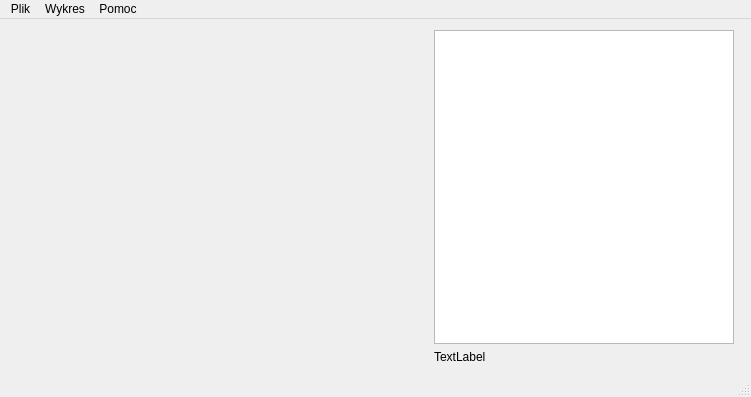
First picture: the form in src/mainwindow.ui, repository orlinskj/transducer-plot, before the edit.
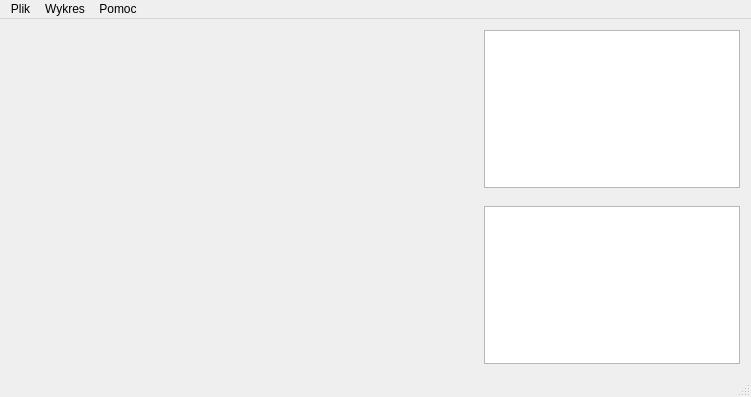
Second picture: the form after the edit. Icons and pictures are not drawn. Custom widgets are drawn as their Qt base class.

Commit message: Switched to QtCharts, transducer and plotitems delegates added.

The edit to the form file:
```diff
--- a/src/mainwindow.ui
+++ b/src/mainwindow.ui
@@ -19,33 +19,30 @@
   </property>
   <widget class="QWidget" name="centralWidget">
    <layout class="QGridLayout" name="gridLayout_2">
-    <item row="0" column="0" colspan="3">
-     <layout class="QGridLayout" name="gridLayout"/>
-    </item>
-    <item row="1" column="1">
-     <widget class="QTreeView" name="treeView">
-      <property name="maximumSize">
-       <size>
-        <width>300</width>
-        <height>16777215</height>
-       </size>
+    <item row="3" column="1">
+     <widget class="QListView" name="transducerView">
+      <property name="sizePolicy">
+       <sizepolicy hsizetype="Fixed" vsizetype="Expanding">
+        <horstretch>0</horstretch>
+        <verstretch>0</verstretch>
+       </sizepolicy>
       </property>
-      <property name="indentation">
-       <number>15</number>
-      </property>
      </widget>
     </item>
-    <item row="2" column="1">
-     <widget class="QLabel" name="label">
-      <property name="text">
-       <string>TextLabel</string>
+    <item row="0" column="1">
+     <widget class="QTreeView" name="plotView">
+      <property name="sizePolicy">
+       <sizepolicy hsizetype="Fixed" vsizetype="Expanding">
+        <horstretch>0</horstretch>
+        <verstretch>0</verstretch>
+       </sizepolicy>
       </property>
      </widget>
     </item>
-    <item row="1" column="0" rowspan="2">
-     <widget class="QCustomPlot" name="plot" native="true">
+    <item row="0" column="0" rowspan="4">
+     <widget class="QWidget" name="chartViewWidget" native="true">
       <property name="sizePolicy">
-       <sizepolicy hsizetype="Expanding" vsizetype="Expanding">
+       <sizepolicy hsizetype="Preferred" vsizetype="Expanding">
         <horstretch>0</horstretch>
         <verstretch>0</verstretch>
        </sizepolicy>
@@ -124,14 +121,6 @@
   </action>
  </widget>
  <layoutdefault spacing="6" margin="11"/>
- <customwidgets>
-  <customwidget>
-   <class>QCustomPlot</class>
-   <extends>QWidget</extends>
-   <header>qcustomplot.h</header>
-   <container>1</container>
-  </customwidget>
- </customwidgets>
  <resources>
   <include location="../resources/icons.qrc"/>
  </resources>
```
Left out of the diff: 5 changed lines with no effect on the pictures. The commit also changes 33 other files.
